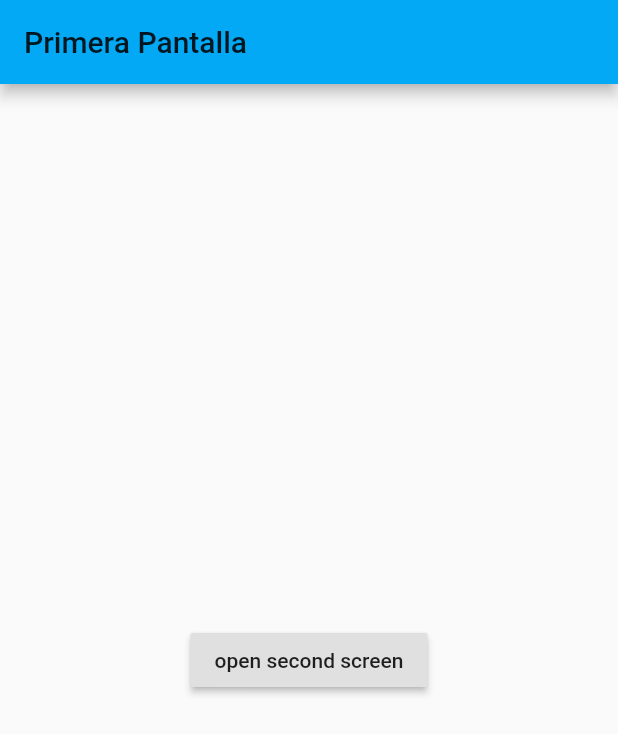
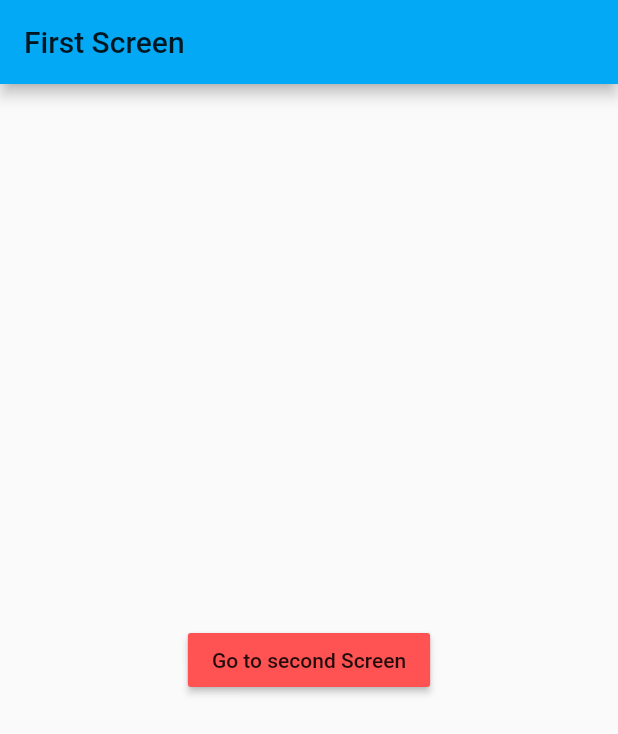
Before and after one commit to GerardClotet/Flutter_Assignment_1, a Flutter app: the screen it shows after launch, on a phone screen of 412 x 824 dp. Shown: the top 734 px of the screen. Run offline on Flutter 3.47's test engine with Material 2 defaults, Android fonts, the phone set to English and light mode, and no system bars.

Commit message:
swap page part 2

```diff
--- a/routes/lib/main.dart
+++ b/routes/lib/main.dart
@@ -1,55 +1,97 @@
+import 'package:routes/widgets/FirstScreen.dart';
+import 'package:routes/widgets/SecondScreen.dart';
 import 'package:flutter/material.dart';
 
 void main() {
   runApp(RutasApp());
 }
 
+
+
 class RutasApp extends StatelessWidget {
   @override
   Widget build(BuildContext context) {
     return MaterialApp(
       theme: ThemeData(primarySwatch: Colors.lightBlue),
-      home: FirstScreen(),
+
+      routes: {
+        'one': (context) => PrimeraScreen(),
+        'two': (context) => SegonaScreen(),
+      },
+      initialRoute: 'one',
     );
   }
 }
 
-class FirstScreen extends StatelessWidget {
-  @override
-  Widget build(BuildContext context) {
-    return Scaffold(
-      appBar: AppBar(
-        title: Text('Primera Pantalla'),
-      ),
-      body: Center(
-        child: RaisedButton(
-          child: Text('open second screen'),
-          onPressed: () {
-            Navigator.of(context).push(MaterialPageRoute( //go to the next pagefounded
-              builder: (context) => SecondScreen(), //set the buildcontext to the following screen
-            ));
-          },
-        ),
-      ),
-    );
-  }
-}
 
-class SecondScreen extends StatelessWidget {
-  @override
-  Widget build(BuildContext context) {
-    return Scaffold(
-      appBar: AppBar(
-        title: Text('Segunda Pantalla'),
-      ),
-      body: Center(
-        child: RaisedButton(
-          child: Text('Back'),
-          onPressed: (){
-            Navigator.of(context).pop(); //return to the previus buildcontext page
-          },
-        ),
-      ),
-    );
-  }
-}
+//PART2
+
+
+
+
+//PART1
+
+
+// class RutasApp extends StatelessWidget {
+//   @override
+//   Widget build(BuildContext context) {
+//     return MaterialApp(
+//       theme: ThemeData(primarySwatch: Colors.lightBlue),
+//       home: FirstScreen(),
+//     );
+//   }
+// }
+
+
+// class FirstScreen extends StatelessWidget {
+//   @override
+//   Widget build(BuildContext context) {
+//     return Scaffold(
+//       appBar: AppBar(
+//         title: Text('Primera Pantalla'),
+//         actions: <Widget>[
+//           Expanded(
+//             child: Container(
+//               color: Colors.teal,
+//             ) ,
+//           ),
+//           Expanded(
+//             child: Container(
+//               color: Colors.red,
+//             ),
+//           )
+//         ],
+//       ),
+
+//       body: Center(
+//         child: RaisedButton(
+//           child: Text('open second screen'),
+//           onPressed: () {
+//             Navigator.of(context).push(MaterialPageRoute( //go to the next pagefounded
+//               builder: (context) => SecondScreen(), //set the buildcontext to the following screen
+//             ));
+//           },
+//         ),
+//       ),
+//     );
+//   }
+// }
+
+// class SecondScreen extends StatelessWidget {
+//   @override
+//   Widget build(BuildContext context) {
+//     return Scaffold(
+//       appBar: AppBar(
+//         title: Text('Segunda Pantalla'),
+//       ),
+//       body: Center(
+//         child: RaisedButton(
+//           child: Text('Back'),
+//           onPressed: (){
+//             Navigator.of(context).pop(); //return to the previus buildcontext page
+//           },
+//         ),
+//       ),
+//     );
+//   }
+// }
--- /dev/null
+++ b/routes/lib/widgets/FirstScreen.dart
@@ -0,0 +1,21 @@
+import 'package:flutter/material.dart';
+
+class PrimeraScreen extends StatelessWidget {
+  @override
+  Widget build(BuildContext context) {
+    return Scaffold(
+      appBar: AppBar(
+        title: Text('First Screen'),
+      ),
+      body: Center(
+        child: RaisedButton(
+          child: Text('Go to second Screen'),
+          onPressed: () {
+            Navigator.of(context).pushNamed('two');
+          },
+          color: Colors.redAccent,
+        ),
+      ),
+    );
+  }
+}
--- /dev/null
+++ b/routes/lib/widgets/SecondScreen.dart
@@ -0,0 +1,21 @@
+import 'package:flutter/material.dart';
+
+class SegonaScreen extends StatelessWidget {
+  @override
+  Widget build(BuildContext context) {
+    return Scaffold(
+      appBar: AppBar(
+        title: Text('Second Screen'),
+      ),
+      body: Center(
+        child: RaisedButton(
+          child: Text('Go to first Screen'),
+          onPressed: () {
+            Navigator.of(context).pop();
+          },
+          color: Colors.redAccent,
+        ),
+      ),
+    );
+  }
+}
```
